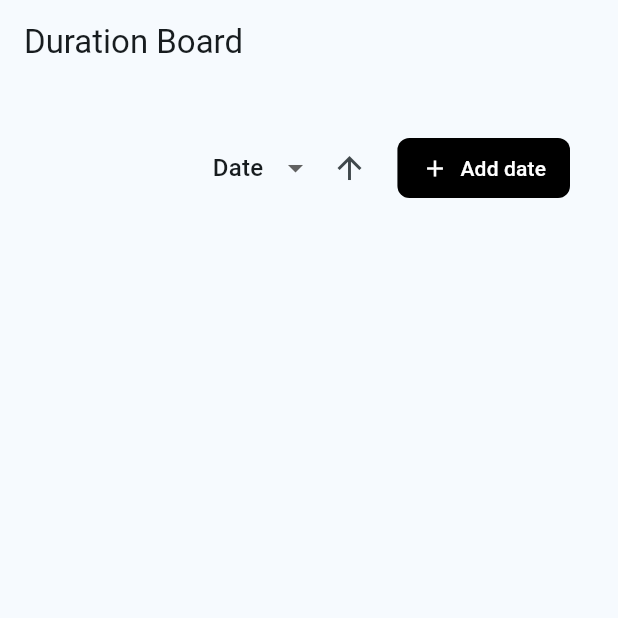
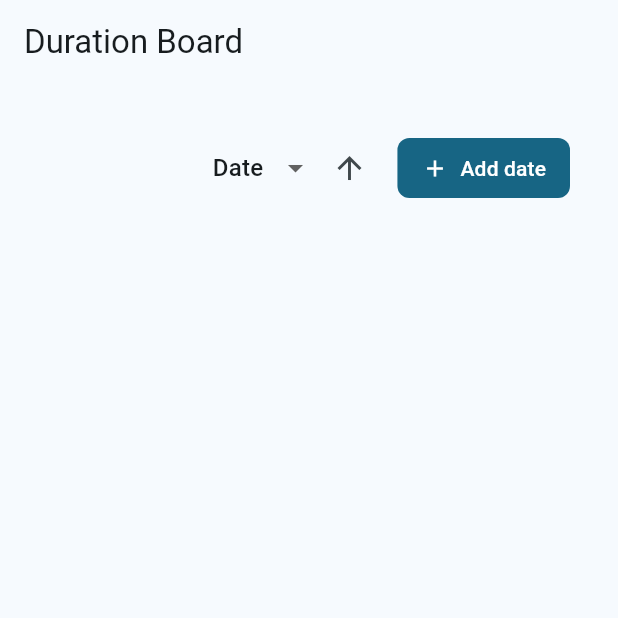
Before and after one commit to SuicaLondon/suica-no-toy-box-flutter, a Flutter app: the DurationBoardScreen screen opened by its route, on a phone screen of 412 x 824 dp, the top half of it. Run offline on Flutter 3.47's test engine with Material 3 defaults, Android fonts, the light colour scheme and no system bars; our stand-ins replace dio, flutter_bloc, flutter_form_builder, flutter_fortune_wheel, form_builder_validators, freezed_annotation and 2 more; accounts and stored records are empty; network calls fail.

Commit message:
feat: refine the style of the ui

```diff
--- a/lib/screens/duration/add_duration_button.dart
+++ b/lib/screens/duration/add_duration_button.dart
@@ -1,7 +1,9 @@
 import 'package:flutter/material.dart'
-    show showDialog, ElevatedButton, Icons, Colors;
+    show showDialog, ElevatedButton, Icons, Theme;
 import 'package:flutter/widgets.dart';
 import 'package:flutter_bloc/flutter_bloc.dart';
+import 'package:suica_no_toy_box_flutter/constants/dimensions.dart'
+    show Dimensions;
 import 'package:suica_no_toy_box_flutter/cubits/duration/duration_cubit.dart'
     show DurationCubit;
 import 'package:suica_no_toy_box_flutter/models/duration/duration_item.dart';
@@ -28,18 +30,20 @@ class AddDurationButton extends StatelessWidget {
   @override
   Widget build(BuildContext context) {
     return Padding(
-      padding: const EdgeInsets.symmetric(vertical: 8, horizontal: 8),
+      padding: const EdgeInsets.symmetric(
+          vertical: Dimensions.sm, horizontal: Dimensions.sm),
       child: ElevatedButton.icon(
         onPressed: () => _showAddDurationDialog(context),
         icon: const Icon(Icons.add),
         label: const Text('Add date'),
         style: ElevatedButton.styleFrom(
-          backgroundColor: Colors.black,
-          foregroundColor: Colors.white,
+          backgroundColor: Theme.of(context).colorScheme.primary,
+          foregroundColor: Theme.of(context).colorScheme.onPrimary,
           shape: RoundedRectangleBorder(
-            borderRadius: BorderRadius.circular(8),
+            borderRadius: BorderRadius.circular(Dimensions.sm),
           ),
-          padding: const EdgeInsets.symmetric(horizontal: 16, vertical: 8),
+          padding: const EdgeInsets.symmetric(
+              horizontal: Dimensions.md, vertical: Dimensions.sm),
           elevation: 0,
         ),
       ),
--- a/lib/screens/duration/duration_board_screen.dart
+++ b/lib/screens/duration/duration_board_screen.dart
@@ -14,10 +14,7 @@ class DurationBoardScreen extends StatelessWidget {
   @override
   Widget build(BuildContext context) {
     return Scaffold(
-      appBar: AppBar(
-        title: const Text('Duration Board'),
-        elevation: 0,
-      ),
+      appBar: AppBar(title: const Text('Duration Board')),
       body: Container(
         width: double.infinity,
         padding: const EdgeInsets.all(Dimensions.lg),
@@ -28,9 +25,7 @@ class DurationBoardScreen extends StatelessWidget {
               children: [
                 RepaintBoundary(
                   child: BlocSelector<DurationCubit, DurationState, SortBy>(
-                    selector: (state) {
-                      return state.sortBy;
-                    },
+                    selector: (state) => state.sortBy,
                     builder: (context, sortBy) {
                       return DropdownButton<SortBy>(
                         value: sortBy,
@@ -54,9 +49,7 @@ class DurationBoardScreen extends StatelessWidget {
                 RepaintBoundary(
                   child:
                       BlocSelector<DurationCubit, DurationState, SortDirection>(
-                    selector: (state) {
-                      return state.sortDirection;
-                    },
+                    selector: (state) => state.sortDirection,
                     builder: (context, sortDirection) {
                       return IconButton(
                         icon: RepaintBoundary(
@@ -84,13 +77,11 @@ class DurationBoardScreen extends StatelessWidget {
             RepaintBoundary(
               child: BlocSelector<DurationCubit, DurationState,
                   List<DurationItem>>(
-                selector: (state) {
-                  return state.durations;
-                },
+                selector: (state) => state.durations,
                 builder: (context, durations) {
                   return Wrap(
-                    spacing: Dimensions.lg,
-                    runSpacing: Dimensions.lg,
+                    spacing: Dimensions.md,
+                    runSpacing: Dimensions.xs,
                     children: durations.map((duration) {
                       return DurationCard(duration: duration);
                     }).toList(),
--- a/lib/screens/duration/duration_dialog.dart
+++ b/lib/screens/duration/duration_dialog.dart
@@ -121,7 +121,6 @@ class _DurationDialogState extends State<DurationDialog> {
                     child: ValueListenableBuilder(
                         valueListenable: _disableRepeat,
                         builder: (context, disableRepeat, child) {
-                          print(disableRepeat);
                           return FormBuilderDropdown<RepeatOption>(
                             name: DurationFormKeys.repeat,
                             initialValue: widget.repeat,
```
